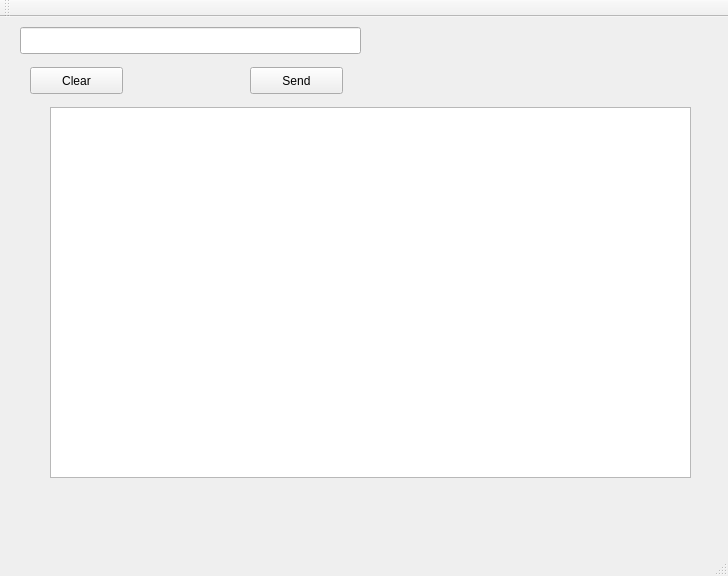
First picture: the form in cpe353/inLab/QT_inclass/mainwindow.ui, repository ctag/uah, before the edit.
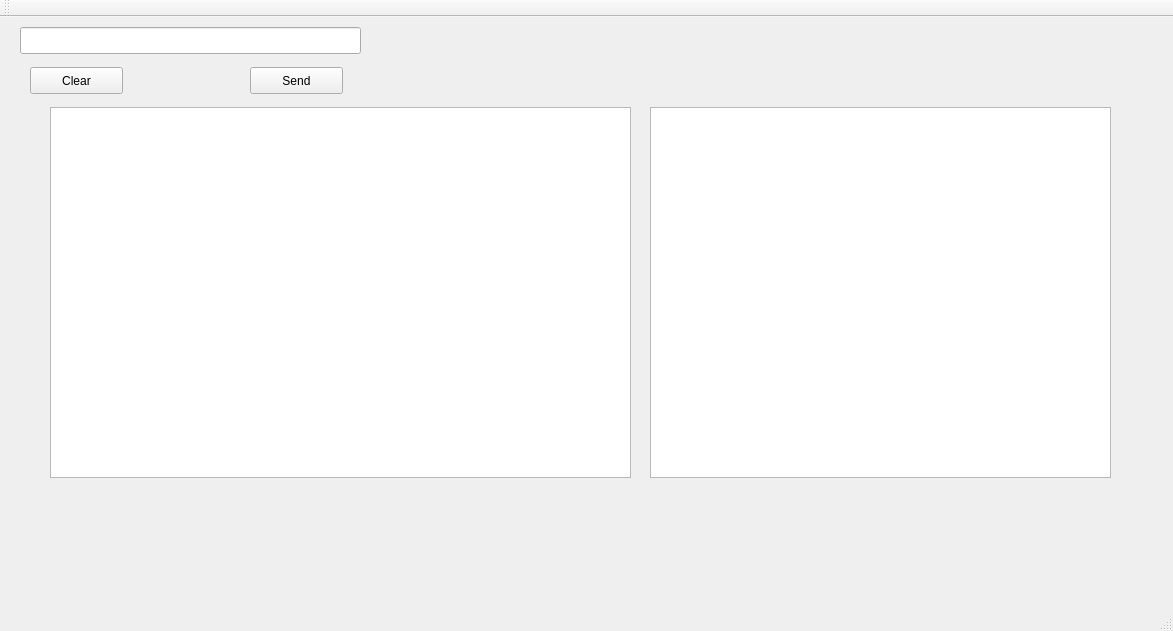
Second picture: the form after the edit.

What changed in the file:
```diff
--- a/cpe353/inLab/QT_inclass/mainwindow.ui
+++ b/cpe353/inLab/QT_inclass/mainwindow.ui
@@ -6,8 +6,8 @@
    <rect>
     <x>0</x>
     <y>0</y>
-    <width>728</width>
-    <height>576</height>
+    <width>1173</width>
+    <height>631</height>
    </rect>
   </property>
   <property name="windowTitle">
@@ -55,7 +55,17 @@
      <rect>
       <x>50</x>
       <y>90</y>
-      <width>641</width>
+      <width>581</width>
+      <height>371</height>
+     </rect>
+    </property>
+   </widget>
+   <widget class="QTableWidget" name="tableWidget">
+    <property name="geometry">
+     <rect>
+      <x>650</x>
+      <y>90</y>
+      <width>461</width>
       <height>371</height>
      </rect>
     </property>
```
Left out of the diff: 4 changed lines with no effect on the pictures.
